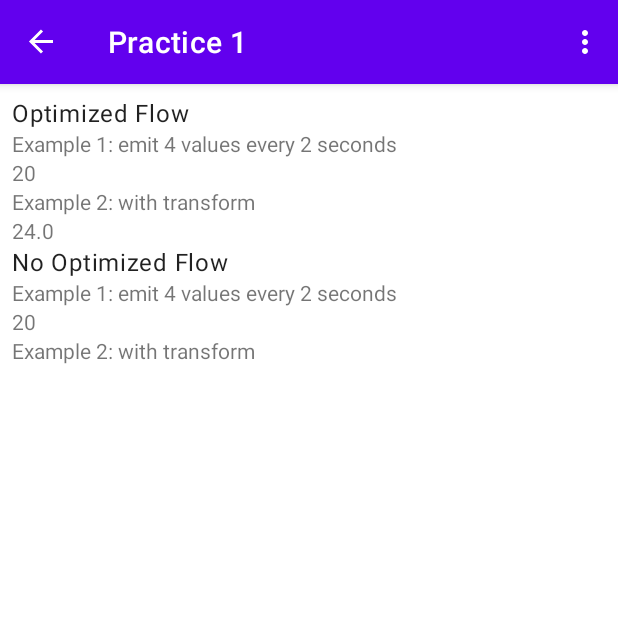
After one commit to jposes22/open_weather_android, an Android app built with Jetpack Compose: the Practice1Fragment screen opened through its navigation route, on a phone screen of 412 x 824 dp, the top half of it. The commit adds this screen. Run offline under Robolectric (Android 15) with nearby library versions, the phone set to English and light mode, and no system bars; our stand-ins replace Dagger/Hilt's generated code, Room's generated code, navigation-ui.

Commit message:
Create practices of flows

```diff
--- a/app/src/main/java/com/test/ui/main/MainActivity.kt
+++ b/app/src/main/java/com/test/ui/main/MainActivity.kt
@@ -60,7 +60,11 @@ class MainActivity : AppCompatActivity() {
         // automatically handle clicks on the Home/Up button, so long
         // as you specify a parent activity in AndroidManifest.xml.
         return when (item.itemId) {
-            R.id.action_settings -> true
+            R.id.action_settings -> {
+                val navController = findNavController(R.id.nav_host_fragment_content_main)
+                navController.navigate(R.id.action_Navigate_to_PracticeFragment)
+                true
+            }
             else -> super.onOptionsItemSelected(item)
         }
     }
--- /dev/null
+++ b/app/src/main/java/com/test/ui/practice/Practice1Fragment.kt
@@ -0,0 +1,71 @@
+package com.test.ui.practice
+
+import android.os.Bundle
+import android.view.LayoutInflater
+import android.view.View
+import android.view.ViewGroup
+import androidx.fragment.app.Fragment
+import androidx.fragment.app.viewModels
+import androidx.lifecycle.Lifecycle
+import androidx.lifecycle.lifecycleScope
+import androidx.lifecycle.repeatOnLifecycle
+import com.test.databinding.FragmentPractice1Binding
+import dagger.hilt.android.AndroidEntryPoint
+import kotlinx.coroutines.launch
+
+@AndroidEntryPoint
+class Practice1Fragment : Fragment() {
+
+    private var _binding: FragmentPractice1Binding? = null
+    private val binding get() = _binding!!
+
+    private val viewModel: PracticeViewModel by viewModels()
+
+    override fun onCreate(savedInstanceState: Bundle?) {
+        super.onCreate(savedInstanceState)
+
+    }
+
+    override fun onCreateView(
+        inflater: LayoutInflater, container: ViewGroup?,
+        savedInstanceState: Bundle?
+    ): View? {
+        // Inflate the layout for this fragment
+        _binding = FragmentPractice1Binding.inflate(inflater, container, false)
+
+        viewLifecycleOwner.lifecycleScope.launch {
+            viewLifecycleOwner.lifecycle.repeatOnLifecycle(Lifecycle.State.STARTED) {
+                // why we must use 2 launch
+                //https://developer.android.com/topic/libraries/architecture/coroutines?hl=es-419
+                launch {
+                    viewModel.flowExample1.collect {
+                        binding.textViewFlowExample1.text = it.toString()
+                    }
+                }
+                launch {
+                    viewModel.flowExample2.collect {
+                        binding.textViewFlowExample2.text = it.toString()
+                    }
+                }
+                //Bad practice with multiple collect
+                viewModel.flowExample1.collect {
+                    binding.textViewFlowExample3.text = it.toString()
+                }
+                viewModel.flowExample2.collect {
+                    binding.textViewFlowExample4.text = it.toString()
+                }
+                //FINISH this exercise
+//                launch {
+//                    viewModel.flowExample3.collect{
+//
+//                    }
+//                }
+
+
+            }
+        }
+
+        return binding.root
+    }
+
+}
--- /dev/null
+++ b/app/src/main/java/com/test/ui/practice/PracticeViewModel.kt
@@ -0,0 +1,37 @@
+package com.test.ui.practice
+
+import androidx.lifecycle.ViewModel
+import com.test.domain.converter.CityConverter
+import com.test.domain.repository.CityRepository
+import com.test.domain.repository.WeatherRepository
+import dagger.hilt.android.lifecycle.HiltViewModel
+import kotlinx.coroutines.ExperimentalCoroutinesApi
+import kotlinx.coroutines.delay
+import kotlinx.coroutines.flow.Flow
+import kotlinx.coroutines.flow.flow
+import kotlinx.coroutines.flow.transform
+import kotlinx.coroutines.flow.transformLatest
+import javax.inject.Inject
+
+@HiltViewModel
+class PracticeViewModel  @Inject constructor(
+): ViewModel(){
+
+    val flowExample1 = flow<Int> {
+        emit(1)
+        delay(1000)
+        emit(20)
+        delay(2000)
+        emit(100)
+        delay(5000)
+        emit(200)
+    }
+
+    val flowExample2:Flow<Float> = flowExample1.transform { value: Int ->
+        return@transform   emit(value *1.2f)
+    }
+
+    //TODO: you must implement all time sum of flowExample1 and flowExample2 and show on screen
+    //val flowExample3:Flow<Float> =
+
+}
--- /dev/null
+++ b/app/src/main/res/layout/fragment_practice1.xml
@@ -0,0 +1,78 @@
+<?xml version="1.0" encoding="utf-8"?>
+<androidx.constraintlayout.widget.ConstraintLayout xmlns:android="http://schemas.android.com/apk/res/android"
+    xmlns:app="http://schemas.android.com/apk/res-auto"
+    xmlns:tools="http://schemas.android.com/tools"
+    android:layout_width="match_parent"
+    android:layout_height="match_parent"
+    tools:context=".ui.practice.Practice1Fragment">
+
+    <LinearLayout
+        android:layout_width="0dp"
+        android:layout_height="wrap_content"
+        android:layout_marginStart="8dp"
+        android:layout_marginTop="8dp"
+        android:layout_marginEnd="8dp"
+        android:orientation="vertical"
+        app:layout_constraintEnd_toEndOf="parent"
+        app:layout_constraintStart_toStartOf="parent"
+        app:layout_constraintTop_toTopOf="parent">
+
+        <TextView
+            android:id="@+id/textViewTitleNo"
+            style="@style/TextAppearance.Material3.BodyLarge"
+            android:layout_width="wrap_content"
+            android:layout_height="wrap_content"
+            android:text="Optimized Flow" />
+
+        <TextView
+            android:id="@+id/textViewFlowExample1Title"
+            android:layout_width="wrap_content"
+            android:layout_height="wrap_content"
+            android:text="Example 1: emit 4 values every 2 seconds" />
+
+        <TextView
+            android:id="@+id/textViewFlowExample1"
+            android:layout_width="wrap_content"
+            android:layout_height="wrap_content" />
+
+        <TextView
+            android:id="@+id/textViewFlowExample2Title"
+            android:layout_width="wrap_content"
+            android:layout_height="wrap_content"
+            android:text="Example 2: with transform" />
+
+        <TextView
+            android:id="@+id/textViewFlowExample2"
+            android:layout_width="wrap_content"
+            android:layout_height="wrap_content" />
+
+        <TextView
+            android:id="@+id/textViewTitle"
+            style="@style/TextAppearance.Material3.BodyLarge"
+            android:layout_width="wrap_content"
+            android:layout_height="wrap_content"
+            android:text="No Optimized Flow" />
+
+        <TextView
+            android:id="@+id/textViewFlowExample3Title"
+            android:layout_width="wrap_content"
+            android:layout_height="wrap_content"
+            android:text="Example 1: emit 4 values every 2 seconds" />
+
+        <TextView
+            android:id="@+id/textViewFlowExample3"
+            android:layout_width="wrap_content"
+            android:layout_height="wrap_content" />
+
+        <TextView
+            android:id="@+id/textViewFlowExample4Title"
+            android:layout_width="wrap_content"
+            android:layout_height="wrap_content"
+            android:text="Example 2: with transform" />
+
+        <TextView
+            android:id="@+id/textViewFlowExample4"
+            android:layout_width="wrap_content"
+            android:layout_height="wrap_content" />
+    </LinearLayout>
+</androidx.constraintlayout.widget.ConstraintLayout>
--- a/app/src/main/res/menu/menu_main.xml
+++ b/app/src/main/res/menu/menu_main.xml
@@ -5,6 +5,6 @@
     <item
         android:id="@+id/action_settings"
         android:orderInCategory="100"
-        android:title="@string/action_settings"
+        android:title="Practice 1"
         app:showAsAction="never" />
 </menu>
--- a/app/src/main/res/navigation/nav_graph.xml
+++ b/app/src/main/res/navigation/nav_graph.xml
@@ -17,6 +17,9 @@
         <action
             android:id="@+id/action_FavCitiesListFragment_to_CityDetailFragment"
             app:destination="@id/CityDetailFragment" />
+        <action
+            android:id="@+id/action_Navigate_to_PracticeFragment"
+            app:destination="@id/PracticeFragment" />
     </fragment>
 
     <fragment
@@ -28,6 +31,9 @@
         <action
             android:id="@+id/action_CityDetailFragment_to_FavCitiesListGragment"
             app:destination="@id/FavCitiesListFragment" />
+        <action
+            android:id="@+id/action_Navigate_to_PracticeFragment"
+            app:destination="@id/PracticeFragment" />
     </fragment>
 
     <fragment
@@ -35,6 +41,15 @@
         android:name="com.test.ui.city.CityListFragment"
         android:label="@string/first_fragment_label"
         tools:layout="@layout/fragment_city_list">
+        <action
+            android:id="@+id/action_Navigate_to_PracticeFragment"
+            app:destination="@id/PracticeFragment" />
+    </fragment>
 
+    <fragment
+        android:id="@+id/PracticeFragment"
+        android:name="com.test.ui.practice.Practice1Fragment"
+        android:label="Practice 1"
+        tools:layout="@layout/fragment_practice1">
     </fragment>
 </navigation>
--- a/app/src/main/res/values/strings.xml
+++ b/app/src/main/res/values/strings.xml
@@ -7,4 +7,6 @@
     <string name="next">Next</string>
     <string name="previous">Previous</string>
     <string name="search">Search</string>
+    <!-- TODO: Remove or change this placeholder text -->
+    <string name="hello_blank_fragment">Hello blank fragment</string>
 </resources>
```
